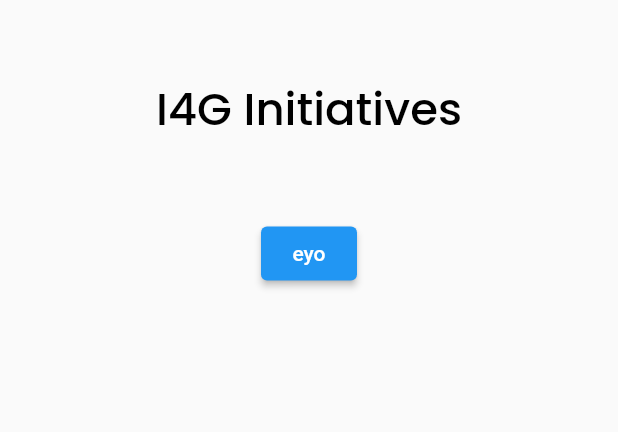
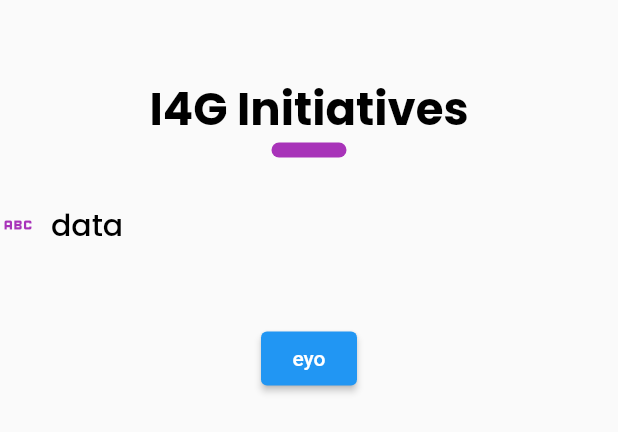
Before and after one commit to Jud-e/ehlites, a Flutter app: the Initiative widget shown alone on an empty page, opened directly, on a phone screen of 412 x 824 dp. Shown: the top 432 px of the screen. Run offline on Flutter 3.47's test engine with Material 2 defaults, Android fonts, the light colour scheme and no system bars; our stand-ins replace google_fonts.

Commit message:
initiatives

```diff
--- a/lib/initiatives.dart
+++ b/lib/initiatives.dart
@@ -1,4 +1,5 @@
 import 'package:ehlites/utilities/colors.dart';
+import 'package:ehlites/utilities/constants.dart';
 import 'package:ehlites/utilities/text_style_util.dart';
 import 'package:flutter/material.dart';
 
@@ -29,12 +30,34 @@ class _InitiativeState extends State<Initiative> {
                   : screenSize.width * 0.5,
               child: Padding(
                 padding:
-                    const EdgeInsets.symmetric(horizontal: 20, vertical: 50),
+                    const EdgeInsets.symmetric(horizontal: 0, vertical: 50),
                 child: Column(
                   children: [
                     Text(
                       "I4G Initiatives",
-                      style: thickStyle(30, black),
+                      style: heavyStyle(30, black),
+                    ),
+                    Container(
+                      decoration: BoxDecoration(
+                          color: secondary,
+                          borderRadius: BorderRadius.circular(50)),
+                      height: 10,
+                      width: 50,
+                      // color: secondary,
+                    ),
+                    yMargin(30),
+                    Row(
+                      children: [
+                        Icon(
+                          Icons.abc,
+                          color: secondary,
+                        ),
+                        xMargin(10),
+                        Text(
+                          "data",
+                          style: thickStyle(20, black),
+                        )
+                      ],
                     )
                   ],
                 ),
```
